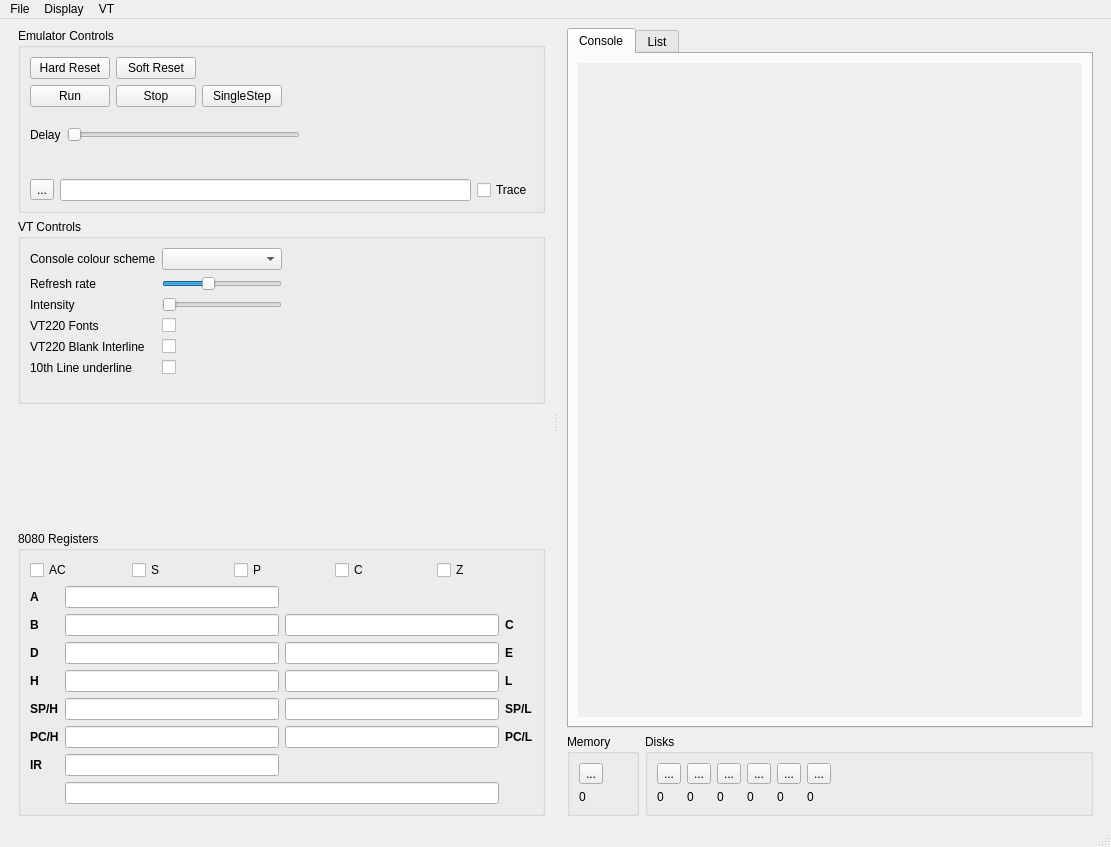
Before: the Qt Designer form src/ui/cb_MainWindow.ui in CamielBouchier/cbEmu8080, drawn with Qt 5.
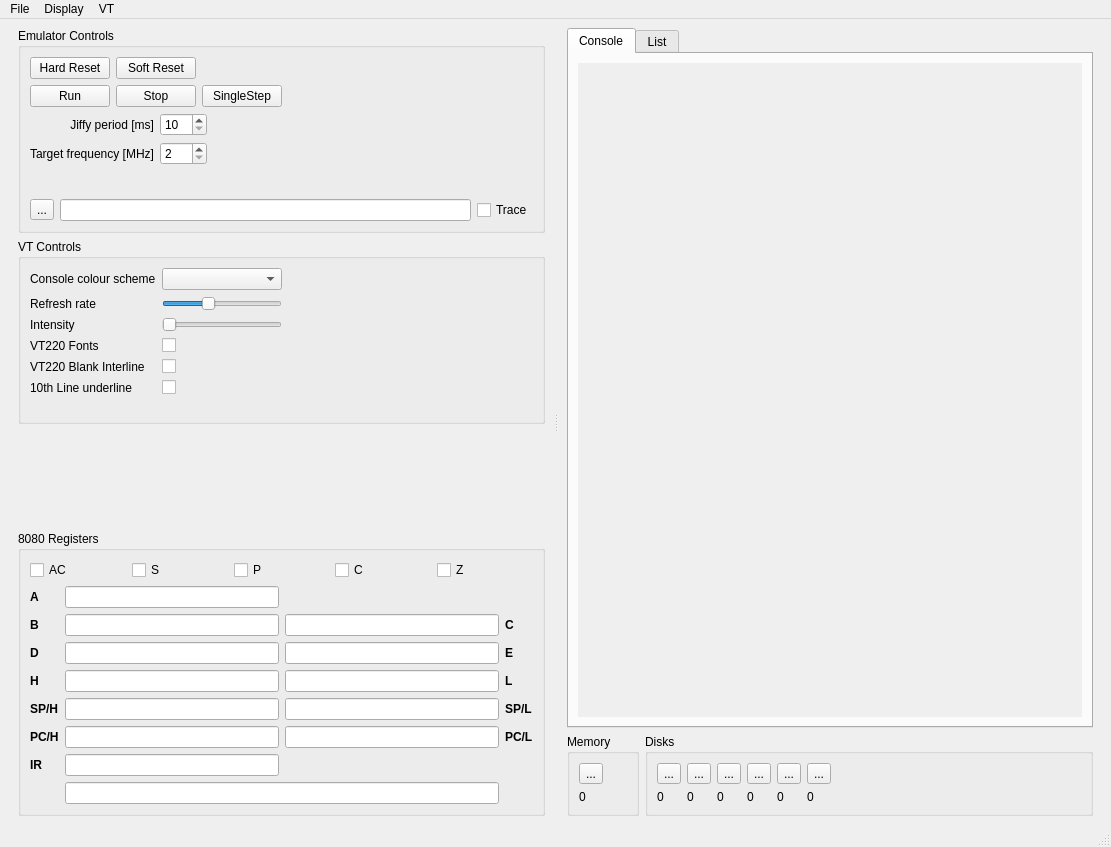
After: the same form once the commit is applied.

Commit message: Jiffy based approach. Plus some bug corrections.

```diff
--- a/src/ui/cb_MainWindow.ui
+++ b/src/ui/cb_MainWindow.ui
@@ -90,37 +90,60 @@
              </item>
             </layout>
            </item>
-           <item>
-            <spacer name="verticalSpacer_6">
-             <property name="orientation">
-              <enum>Qt::Vertical</enum>
-             </property>
-             <property name="sizeHint" stdset="0">
-              <size>
-               <width>20</width>
-               <height>12</height>
-              </size>
-             </property>
-            </spacer>
-           </item>
            <item>
             <layout class="QHBoxLayout" name="horizontalLayout_2">
              <item>
-              <widget class="QLabel" name="Delay">
-               <property name="text">
-                <string>Delay</string>
-               </property>
-              </widget>
-             </item>
-             <item>
-              <widget class="QSlider" name="slider_delay_cycles">
-               <property name="maximum">
-                <number>1000</number>
-               </property>
-               <property name="orientation">
-                <enum>Qt::Horizontal</enum>
-               </property>
-              </widget>
+              <layout class="QGridLayout" name="gridLayout_5">
+               <item row="0" column="1">
+                <widget class="QSpinBox" name="sb_jiffy_period">
+                 <property name="suffix">
+                  <string/>
+                 </property>
+                 <property name="prefix">
+                  <string/>
+                 </property>
+                 <property name="minimum">
+                  <number>10</number>
+                 </property>
+                 <property name="maximum">
+                  <number>100</number>
+                 </property>
+                </widget>
+               </item>
+               <item row="1" column="0">
+                <widget class="QLabel" name="label_15">
+                 <property name="text">
+                  <string>Target frequency [MHz]</string>
+                 </property>
+                 <property name="alignment">
+                  <set>Qt::AlignRight|Qt::AlignTrailing|Qt::AlignVCenter</set>
+                 </property>
+                </widget>
+               </item>
+               <item row="0" column="0">
+                <widget class="QLabel" name="label_14">
+                 <property name="toolTipDuration">
+                  <number>-2</number>
+                 </property>
+                 <property name="text">
+                  <string>Jiffy period [ms]</string>
+                 </property>
+                 <property name="alignment">
+                  <set>Qt::AlignRight|Qt::AlignTrailing|Qt::AlignVCenter</set>
+                 </property>
+                </widget>
+               </item>
+               <item row="1" column="1">
+                <widget class="QSpinBox" name="sb_target_frequency">
+                 <property name="minimum">
+                  <number>2</number>
+                 </property>
+                 <property name="maximum">
+                  <number>200</number>
+                 </property>
+                </widget>
+               </item>
+              </layout>
              </item>
              <item>
               <spacer name="horizontalSpacer_6">
```
The commit also changes 6 other files.
